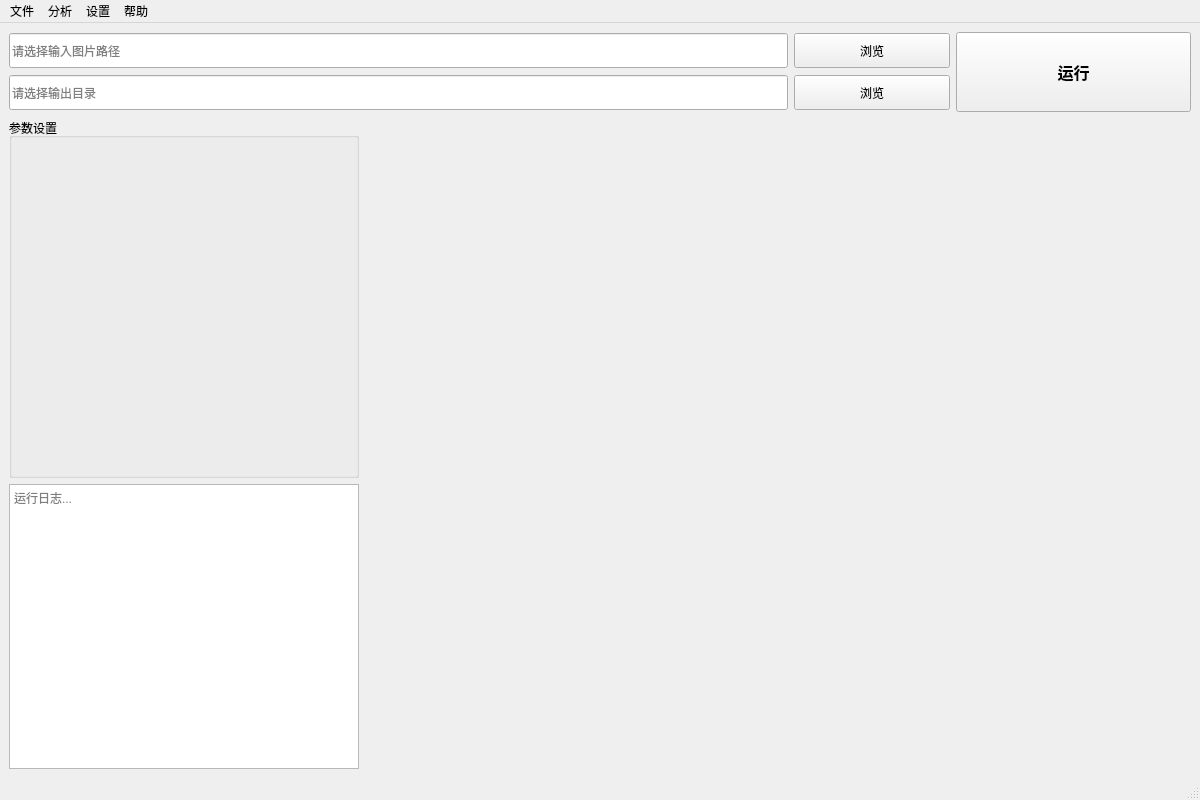
Qt form mainwindow.ui (Ruoave/Dark-optical-sectioning-with-Qt-) before a commit.
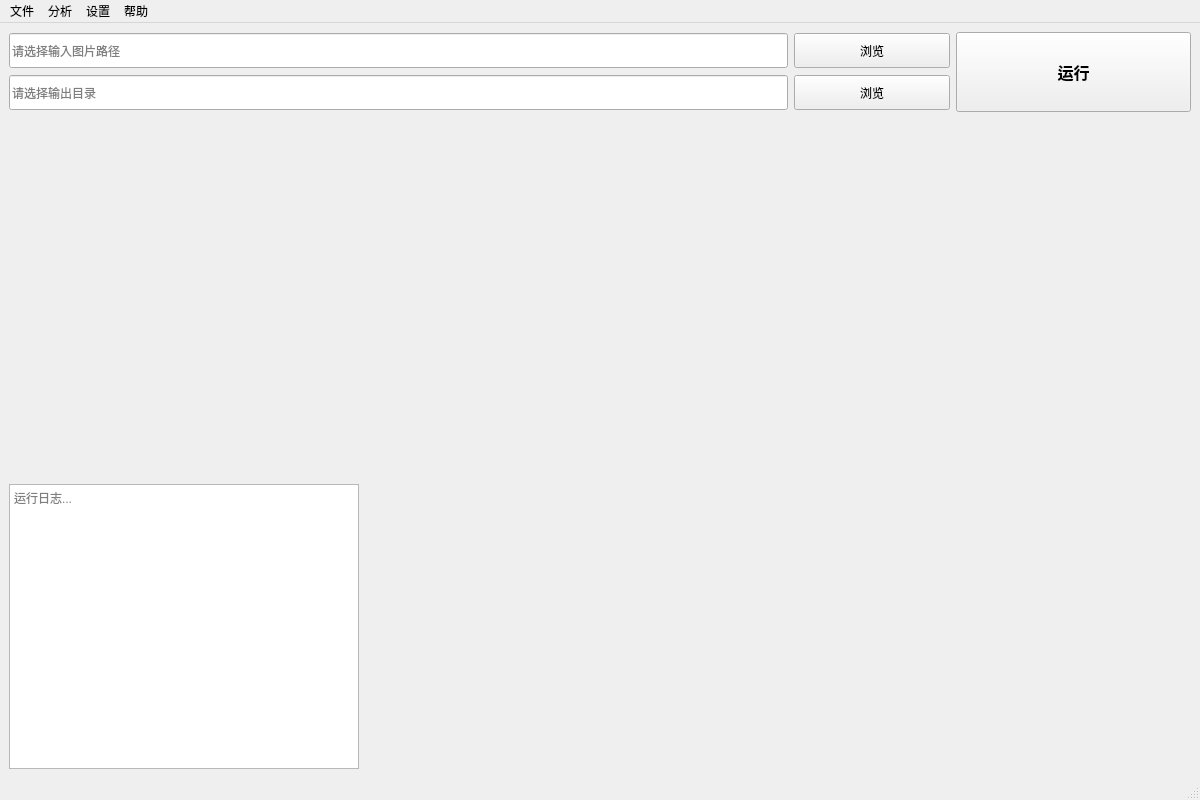
The same form after that commit. Custom widgets are drawn as their Qt base class.

Commit message:
ui 4.3.0 准备把橙区和绿区换成提升策略而不是动态替换策略
绿区已完成，准备改橙区喽

```diff
--- a/mainwindow.ui
+++ b/mainwindow.ui
@@ -112,9 +112,9 @@
     <item>
      <layout class="QHBoxLayout" name="horizontalLayout_content" stretch="0,1">
       <item>
-       <layout class="QVBoxLayout" name="verticalLayout_left" stretch="1,1">
+       <layout class="QVBoxLayout" name="verticalLayout_left" stretch="0,1">
         <item>
-         <widget class="QGroupBox" name="groupBox_params">
+         <widget class="GreenWidget" name="widget_greenPlaceholder" native="true">
           <property name="sizePolicy">
            <sizepolicy hsizetype="Fixed" vsizetype="Fixed">
             <horstretch>0</horstretch>
@@ -133,17 +133,6 @@
             <height>360</height>
            </size>
           </property>
-          <property name="title">
-           <string>参数设置</string>
-          </property>
-          <property name="flat">
-           <bool>false</bool>
-          </property>
-          <property name="checkable">
-           <bool>false</bool>
-          </property>
-          <layout class="QGridLayout" name="gridLayout_params">
-          </layout>
          </widget>
         </item>
         <item>
@@ -244,6 +233,14 @@
    </property>
   </action>
  </widget>
+ <customwidgets>
+  <customwidget>
+   <class>GreenWidget</class>
+   <extends>QWidget</extends>
+   <header location="global">greenwidget.h</header>
+   <container>1</container>
+  </customwidget>
+ </customwidgets>
  <resources/>
  <connections/>
 </ui>
```
The commit also changes 4 other files.
